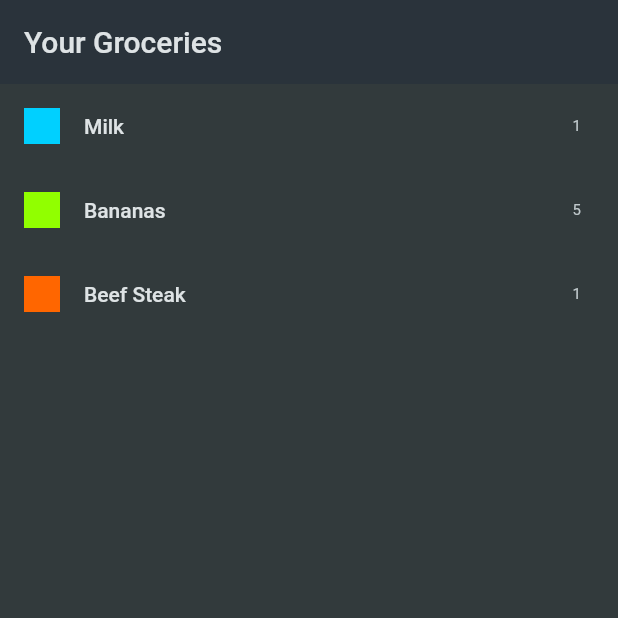
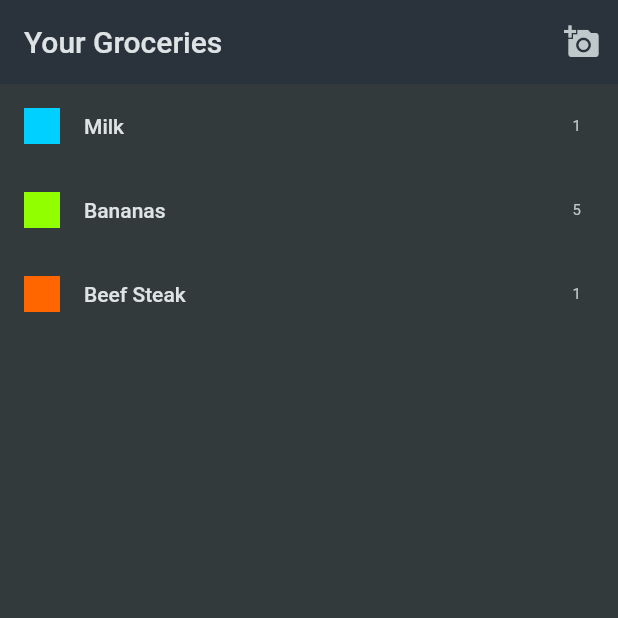
Before and after one commit to viniqrz/shopping-list-flutter, a Flutter app: the screen it shows after launch, on a phone screen of 412 x 824 dp, the top half of it. Run offline on Flutter 3.47's test engine with Material 2 defaults, Android fonts, the phone set to English and light mode, and no system bars.

Commit message:
feat: add new_item widget

```diff
--- a/lib/widgets/grocery_list.dart
+++ b/lib/widgets/grocery_list.dart
@@ -1,14 +1,34 @@
 import 'package:flutter/material.dart';
 import 'package:shopping_list/data/dummy_items.dart';
+import 'package:shopping_list/widgets/new_item.dart';
 
-class GroceryList extends StatelessWidget {
+class GroceryList extends StatefulWidget {
   const GroceryList({super.key});
+
+  @override
+  State<GroceryList> createState() => _GroceryListState();
+}
+
+class _GroceryListState extends State<GroceryList> {
+  void _addItem() {
+    Navigator.of(context).push(
+      MaterialPageRoute(
+        builder: (ctx) => const NewItem(),
+      ),
+    );
+  }
 
   @override
   Widget build(BuildContext context) {
     return Scaffold(
       appBar: AppBar(
         title: const Text('Your Groceries'),
+        actions: [
+          IconButton(
+            onPressed: _addItem,
+            icon: const Icon(Icons.add_a_photo),
+          )
+        ],
       ),
       body: ListView.builder(
         itemCount: groceryItems.length,
```
Also changed, not shown: lib/widgets/new_item.dart (added, +23 -0 lines).
